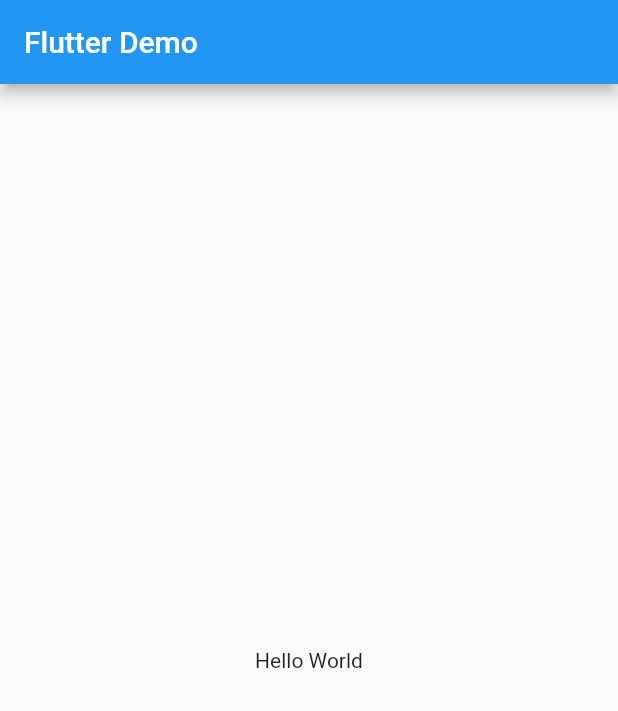
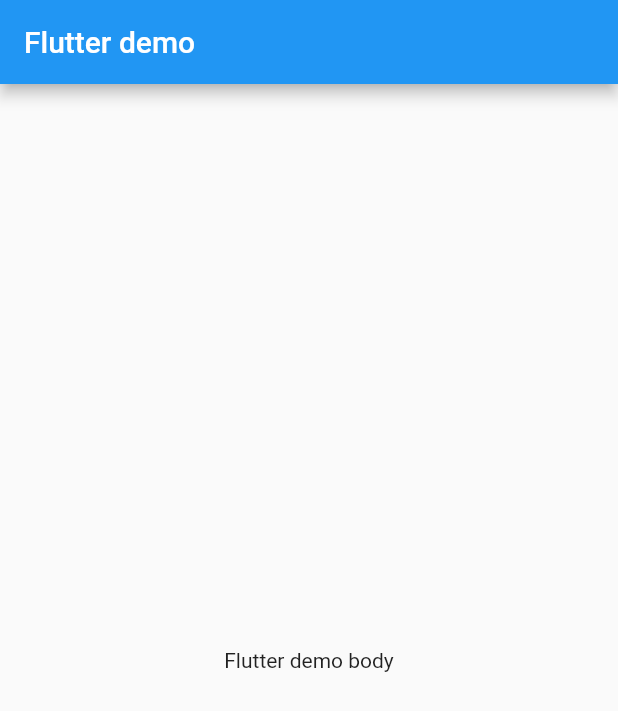
Before and after one commit to dev-zhoukang/ZKFlutterDemo, a Flutter app: the screen it shows after launch, on a phone screen of 412 x 824 dp. Shown: the top 711 px of the screen. Run offline on Flutter 3.47's test engine with Material 2 defaults, Android fonts, the phone set to English and light mode, and no system bars.

Commit message:
Add: some package(english_words)

```diff
--- a/zk_flutter_demo/lib/main.dart
+++ b/zk_flutter_demo/lib/main.dart
@@ -6,13 +6,13 @@ class MyApp extends StatelessWidget {
   @override
   Widget build(BuildContext context) {
     return MaterialApp(
-      title: "This is my first flutter demo",
+      title: 'This is my first flutter demo',
       home: Scaffold(
         appBar: AppBar(
-          title: Text('Flutter Demo'),
+          title: Text('Flutter demo'),
         ),
         body: Center(
-          child: Text('Hello World'),
+          child: Text('Flutter demo body'),
         ),
       ),
     );
--- a/zk_flutter_demo/pubspec.yaml
+++ b/zk_flutter_demo/pubspec.yaml
@@ -19,6 +19,7 @@ dependencies:
   # The following adds the Cupertino Icons font to your application.
   # Use with the CupertinoIcons class for iOS style icons.
   cupertino_icons: ^0.1.2
+  english_words: ^3.1.0
 
 dev_dependencies:
   flutter_test:
```
Also changed, not shown: 1 other file.
